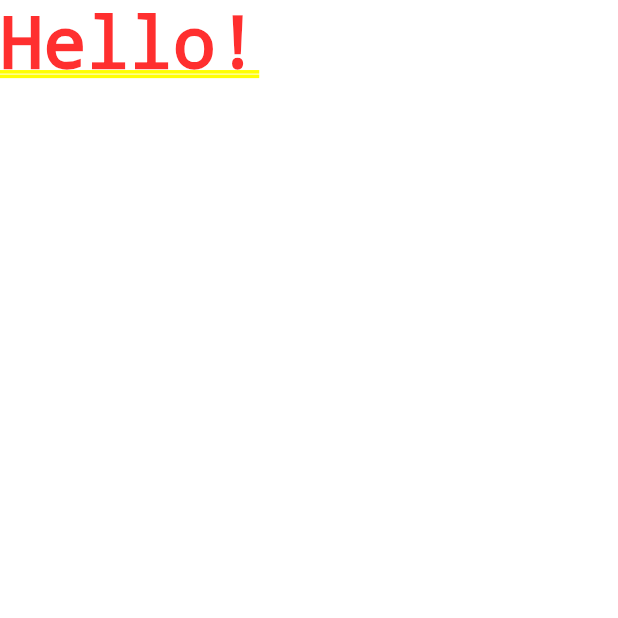
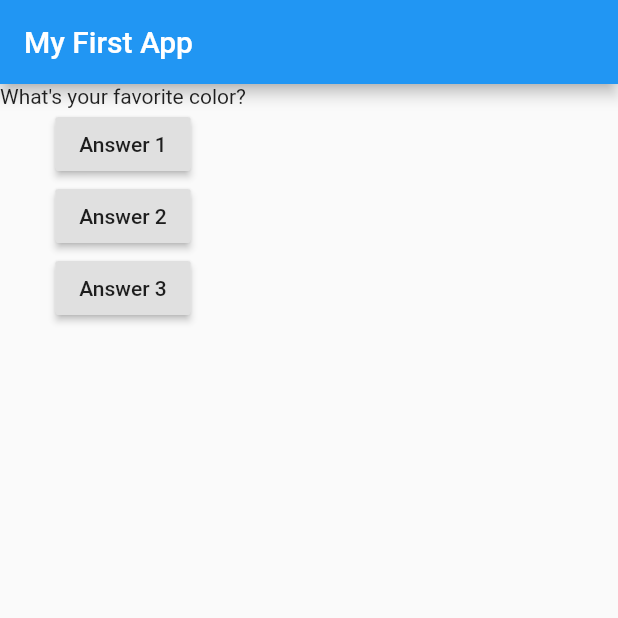
Before and after one commit to Shush25/Quiz_App, a Flutter app: the screen it shows after launch, on a phone screen of 412 x 824 dp, the top half of it. Run offline on Flutter 3.47's test engine with Material 2 defaults, Android fonts, the phone set to English and light mode, and no system bars.

Commit message:
changed the stateless widget to stateful widget and added a new file as a custom widget for printing questions

```diff
--- a/lib/main.dart
+++ b/lib/main.dart
@@ -1,4 +1,6 @@
 import 'package:flutter/material.dart';
+
+import './question.dart';
 
 void main() {
   runApp(MyApp());
@@ -6,11 +8,56 @@ void main() {
 
 // void main() => runApp(MyApp());
 
-class MyApp extends StatelessWidget {
+class MyApp extends StatefulWidget {
+  @override
+  State<StatefulWidget> createState() {
+    // TODO: implement createState
+    return _MyAppState();
+  }
+}
+
+class _MyAppState extends State<MyApp> {
+  var _questionIndex = 0;
+
+  void _answerQuestion() {
+    setState(() {
+      _questionIndex = _questionIndex + 1;
+    });
+    print(_questionIndex);
+  }
+
   @override
   Widget build(BuildContext context) {
+    var questions = [
+      'What\'s your favorite color?',
+      'What\'s your favourite animal?'
+    ];
     return MaterialApp(
-      home: Text('Hello!'),
+      home: Scaffold(
+        appBar: AppBar(
+          title: Text('My First App'),
+        ),
+        body: Column(
+          children: [
+            Question(questions[_questionIndex]),
+            RaisedButton(
+              child: Text('Answer 1'),
+              onPressed: _answerQuestion,
+            ),
+            RaisedButton(
+              child: Text('Answer 2'),
+              onPressed: () => print('Answer 2 chosen!'),
+            ),
+            RaisedButton(
+              child: Text('Answer 3'),
+              onPressed: () {
+                // ...
+                print('Answer 3 chosen');
+              },
+            ),
+          ],
+        ),
+      ),
     );
   }
 }
--- /dev/null
+++ b/lib/question.dart
@@ -0,0 +1,12 @@
+import 'package:flutter/material.dart';
+
+class Question extends StatelessWidget {
+  final String questionText;
+
+  Question(this.questionText);
+
+  @override
+  Widget build(BuildContext context) {
+    return Text(questionText);
+  }
+}
```
